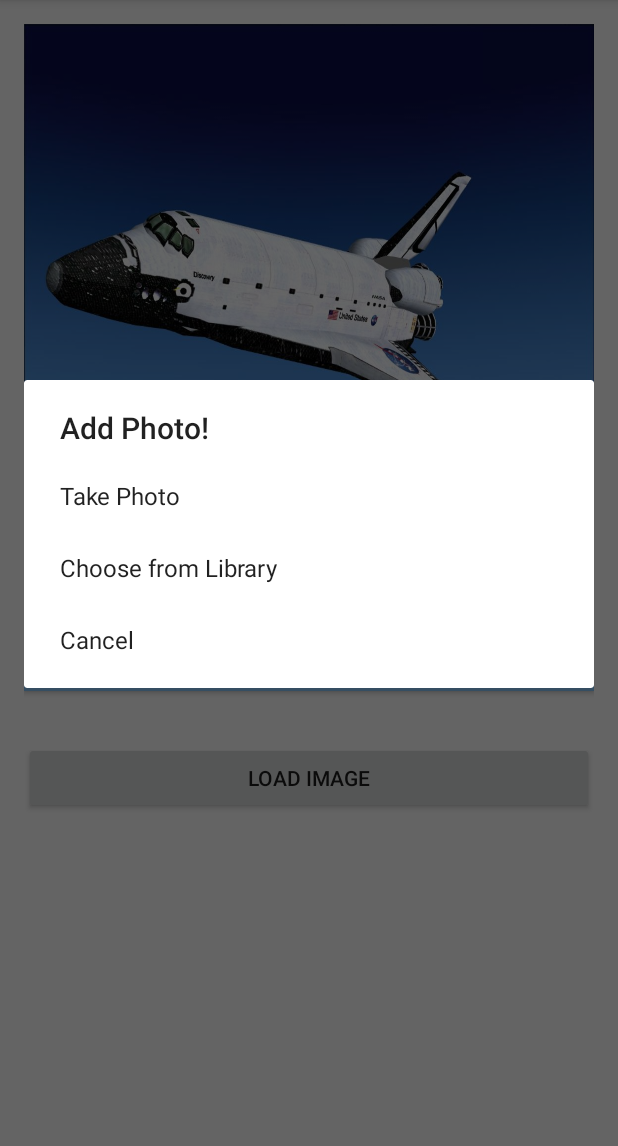
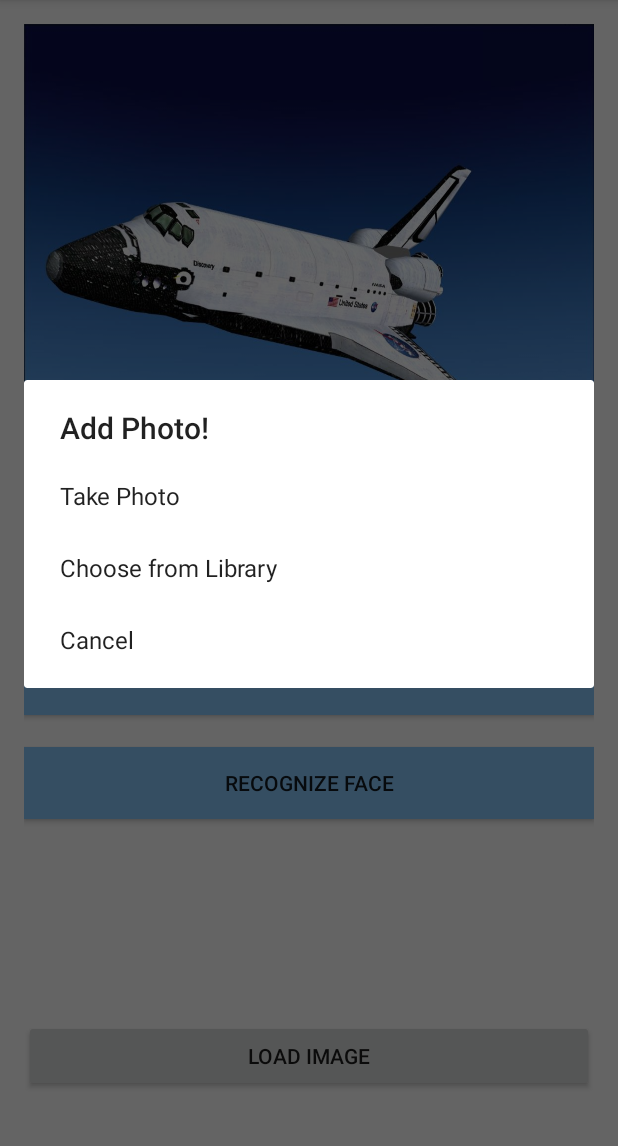
Before and after one commit to xae217/Fotopriv, an Android app: the screen it shows after launch (MainActivity), after a tap on "LOAD IMAGE", on a phone screen of 412 x 824 dp, the part 84-1230 px from its top. Run offline under Robolectric (Android 15) with nearby library versions, the phone set to English and light mode, and no system bars; 2 statements that could not run were skipped; 2 other taps on this screen came first.

Commit message:
Created different buttons for face recognition and lenet classification

```diff
--- a/app/src/main/java/com/xae18/fotopriv/MainActivity.java
+++ b/app/src/main/java/com/xae18/fotopriv/MainActivity.java
@@ -32,6 +32,7 @@ import android.view.View;
 import java.io.File;
 import java.io.FileNotFoundException;
 import java.io.FileOutputStream;
+import java.io.IOException;
 import java.io.InputStream;
 import java.io.OutputStream;
 
@@ -56,14 +57,18 @@ public class MainActivity extends AppCompatActivity {
         tv.setText("");
         //copyToStorage();
 
-        final Button buttonClassify = (Button) findViewById(R.id.button);
+        //copy sample image to cache
+        Bitmap sampleImg = BitmapFactory.decodeResource(getResources(), R.drawable.space_shuttle);
+        copyToCache(sampleImg);
+
+        final Button buttonClassify = (Button) findViewById(R.id.classify);
         buttonClassify.setOnClickListener(new View.OnClickListener() {
             public void onClick(View v) {
                 long tStart = System.currentTimeMillis();
 
                 TextView tv = (TextView) findViewById(R.id.testTextView);
 
-                tv.setText(NativeClass.getStringFromNative());
+                tv.setText(NativeClass.getStringFromNative(0));
 
                 long tEnd = System.currentTimeMillis();
                 long tDelta = tEnd - tStart;
@@ -76,8 +81,27 @@ public class MainActivity extends AppCompatActivity {
         });
 
 
+        final Button buttonRecognize = (Button) findViewById(R.id.RecognizeFace);
+        buttonRecognize.setOnClickListener(new View.OnClickListener() {
+            public void onClick(View v) {
+                long tStart = System.currentTimeMillis();
 
-        final Button btnSelect = (Button) findViewById(R.id.button2);
+                TextView tv = (TextView) findViewById(R.id.testTextView);
+
+                tv.setText(NativeClass.getStringFromNative(1));
+
+                long tEnd = System.currentTimeMillis();
+                long tDelta = tEnd - tStart;
+                double elapsedSeconds = tDelta / 1000.0;
+
+
+                TextView clock = (TextView) findViewById(R.id.clock);
+                clock.setText("Recognized in "+Double.toString(elapsedSeconds) + " secs");
+            }
+        });
+
+
+        final Button btnSelect = (Button) findViewById(R.id.loadImage);
         btnSelect.setOnClickListener(new View.OnClickListener() {
 
             @Override
@@ -149,7 +173,13 @@ public class MainActivity extends AppCompatActivity {
 
                 imgview.setImageBitmap(img);
             }
+            copyToCache(img);
 
+        }
+
+    }
+
+    private void copyToCache(Bitmap img) {
         String destFolder = getCacheDir().getAbsolutePath();
 
         FileOutputStream out = null;
@@ -161,9 +191,6 @@ public class MainActivity extends AppCompatActivity {
         } catch (FileNotFoundException e) {
             e.printStackTrace();
         }
-
-        }
-
     }
 
     private void copyToStorage() {
--- a/app/src/main/java/com/xae18/fotopriv/NativeClass.java
+++ b/app/src/main/java/com/xae18/fotopriv/NativeClass.java
@@ -5,5 +5,5 @@ package com.xae18.fotopriv;
  */
 
 public class NativeClass {
-    public native static String getStringFromNative();
+    public native static String getStringFromNative(int selection);
 }
--- a/app/src/main/res/layout/activity_main.xml
+++ b/app/src/main/res/layout/activity_main.xml
@@ -28,8 +28,8 @@
         android:layout_alignParentStart="true"
         android:layout_alignParentLeft="true"
         android:layout_alignParentTop="true"
-        android:layout_alignEnd="@+id/button"
-        android:layout_alignRight="@+id/button"/>
+        android:layout_alignEnd="@+id/classify"
+        android:layout_alignRight="@+id/classify"/>
 
     <TextView
         android:layout_width="wrap_content"
@@ -41,24 +41,37 @@
     <Button
         android:layout_width="wrap_content"
         android:layout_height="wrap_content"
-        android:text="LOAD IMAGE"
-        android:id="@+id/button2"
-        android:layout_below="@+id/button"
+        android:text="Classify"
+        android:id="@+id/classify"
+        android:layout_below="@+id/clock"
         android:layout_alignParentStart="true"
         android:layout_alignParentLeft="true"
-        android:layout_marginTop="34dp"
+        android:layout_alignEnd="@+id/loadImage"
+        android:layout_alignRight="@+id/loadImage"
+        android:background="#85c4f7" />
+
+    <Button
+        android:text="Recognize FAce"
+        android:layout_width="wrap_content"
+        android:layout_height="wrap_content"
+        android:id="@+id/RecognizeFace"
+        android:layout_below="@+id/classify"
+        android:layout_alignParentLeft="true"
+        android:layout_alignParentStart="true"
+        android:layout_marginTop="21dp"
+        android:layout_alignParentRight="true"
         android:layout_alignParentEnd="true"
-        android:layout_alignParentRight="true"/>
+        android:background="#85c4f7" />
 
     <Button
         android:layout_width="wrap_content"
         android:layout_height="wrap_content"
-        android:text="Classify"
-        android:id="@+id/button"
-        android:layout_below="@+id/clock"
+        android:text="LOAD IMAGE"
+        android:id="@+id/loadImage"
+        android:layout_alignParentBottom="true"
+        android:layout_alignParentLeft="true"
         android:layout_alignParentStart="true"
-        android:layout_alignParentLeft="true"
-        android:layout_alignEnd="@+id/button2"
-        android:layout_alignRight="@+id/button2"
-        android:background="#85c4f7" />
+        android:layout_marginBottom="24dp"
+        android:layout_alignParentRight="true"
+        android:layout_alignParentEnd="true" />
 </RelativeLayout>
```
Also changed, not shown: 3 other files. Lines whose indentation alone changed are shown as unchanged.
